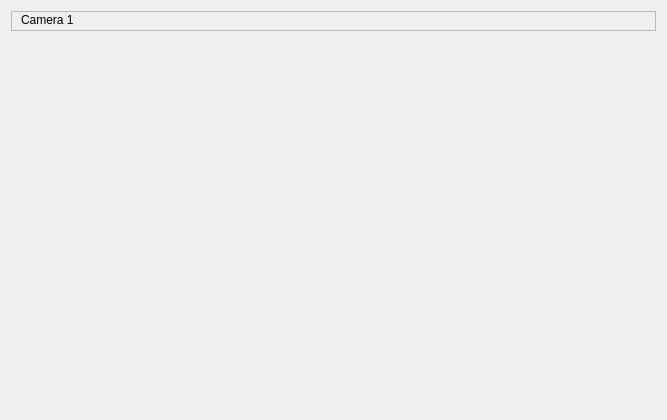
Old version of the form human_machine_interface/ui/layout-ui/cameraoneoption.ui in the repository AloshkaD/human_machine_interface.
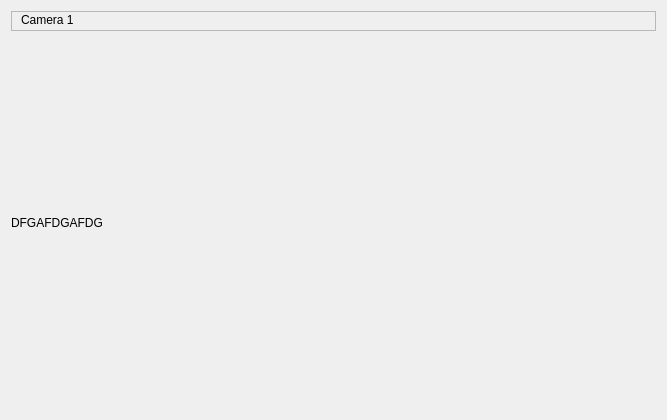
New version of the form.

Diff of the .ui file:
```diff
--- a/human_machine_interface/ui/layout-ui/cameraoneoption.ui
+++ b/human_machine_interface/ui/layout-ui/cameraoneoption.ui
@@ -52,7 +52,7 @@
    <item row="1" column="0">
     <widget class="QLabel" name="mainImage">
      <property name="text">
-      <string/>
+      <string>DFGAFDGAFDG</string>
      </property>
     </widget>
    </item>
```
